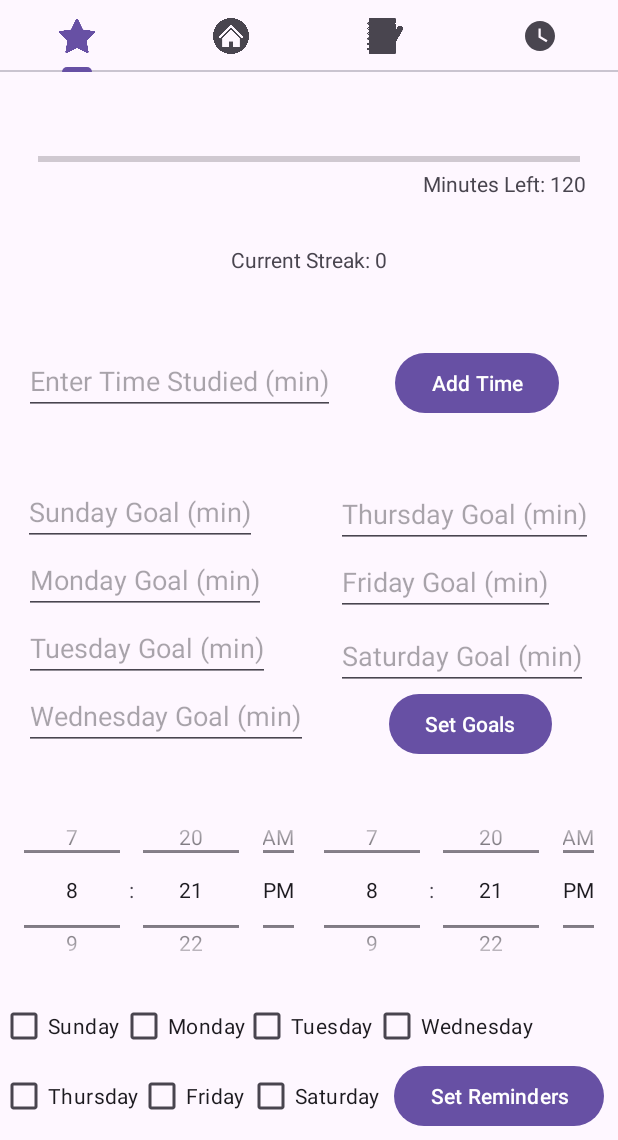
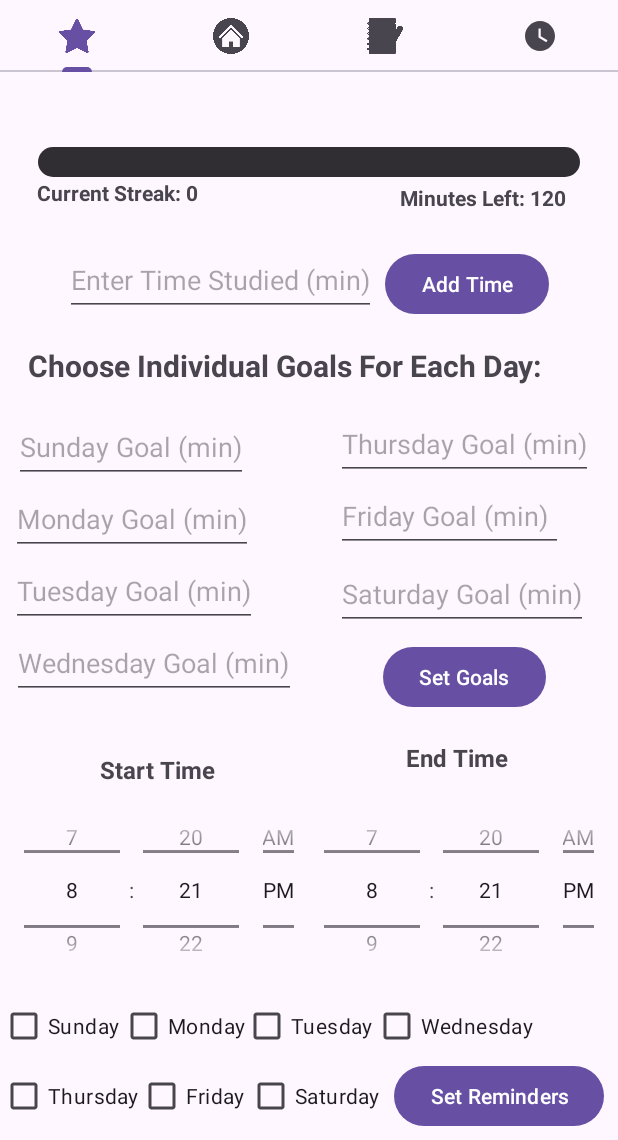
Before and after one commit to quantum-coders-hackathon/study-helper, an Android app: the screen it shows after launch (HomeActivity), after a tap on "Add Time", on a phone screen of 412 x 824 dp, the part 96-1236 px from its top. Run offline under Robolectric (Android 15) with nearby library versions, the phone set to English and light mode, and no system bars; 1 statement that could not run was skipped.

Commit message:
adjusted progress page layout

```diff
--- /dev/null
+++ b/app/src/main/res/drawable/progress_bar_custom.xml
@@ -0,0 +1,20 @@
+<?xml version="1.0" encoding="utf-8"?>
+
+    <layer-list xmlns:android="http://schemas.android.com/apk/res/android">
+        <item>
+
+            <shape android:shape="rectangle">
+                <corners android:radius="10dp" />
+                <solid android:color="#302E32" />
+            </shape>
+        </item>
+        <item android:id="@android:id/progress">
+
+            <clip>
+                <shape android:shape="rectangle">
+                    <corners android:radius="10dp" />
+                    <solid android:color="#c3b1e1" />
+                </shape>
+            </clip>
+        </item>
+    </layer-list>
--- a/app/src/main/res/layout/fragment_study_goal.xml
+++ b/app/src/main/res/layout/fragment_study_goal.xml
@@ -2,7 +2,7 @@
 <androidx.constraintlayout.widget.ConstraintLayout xmlns:android="http://schemas.android.com/apk/res/android"
     xmlns:app="http://schemas.android.com/apk/res-auto"
     xmlns:tools="http://schemas.android.com/tools"
-    android:id="@+id/saveReminderSettingsButton"
+
     android:layout_width="match_parent"
     android:layout_height="match_parent"
     tools:context=".ui.home_fragments.StudyGoalFragment">
@@ -20,32 +20,36 @@
         app:layout_constraintTop_toTopOf="parent"
         app:layout_constraintVertical_bias="0.829" />
 
+
     <ProgressBar
         android:id="@+id/progressBar"
         style="@style/Widget.AppCompat.ProgressBar.Horizontal"
         android:layout_width="match_parent"
-        android:layout_height="wrap_content"
+        android:layout_height="20dp"
         android:layout_marginLeft="25dp"
         android:layout_marginTop="50dp"
         android:layout_marginRight="25dp"
         android:max="100"
-        android:progressTint="#ADD8E6"
+        android:progressBackgroundTint="#302E32"
+        android:progressDrawable="@drawable/progress_bar_custom"
+        android:progressTint="#c3b1e1"
+        app:layout_constraintBottom_toTopOf="@+id/timeLeftTextView"
         app:layout_constraintEnd_toEndOf="parent"
+        app:layout_constraintHorizontal_bias="0.66"
         app:layout_constraintStart_toStartOf="parent"
         app:layout_constraintTop_toTopOf="parent" />
-
 
     <EditText
         android:id="@+id/timeInput"
         android:layout_width="wrap_content"
-        android:layout_height="wrap_content"
+        android:layout_height="48dp"
+        android:layout_marginStart="43dp"
+        android:layout_marginTop="24dp"
+        android:layout_marginBottom="19dp"
         android:hint="Enter Time Studied (min)"
-        app:layout_constraintBottom_toBottomOf="parent"
-        app:layout_constraintEnd_toEndOf="parent"
-        app:layout_constraintHorizontal_bias="0.077"
+        app:layout_constraintBottom_toTopOf="@+id/setDailyGoalsMins"
         app:layout_constraintStart_toStartOf="parent"
-        app:layout_constraintTop_toBottomOf="@+id/progressBar"
-        app:layout_constraintVertical_bias="0.195" />
+        app:layout_constraintTop_toBottomOf="@+id/streakTextView" />
 
     <Button
         android:id="@+id/addTimeButton"
@@ -54,31 +58,35 @@
         android:text="Add Time"
         app:layout_constraintBottom_toBottomOf="parent"
         app:layout_constraintEnd_toEndOf="parent"
+        app:layout_constraintHorizontal_bias="0.113"
         app:layout_constraintStart_toEndOf="@+id/timeInput"
         app:layout_constraintTop_toBottomOf="@+id/progressBar"
-        app:layout_constraintVertical_bias="0.196" />
+        app:layout_constraintVertical_bias="0.076" />
 
-    <LinearLayout
-        android:id="@+id/linearLayout4"
-        android:layout_width="match_parent"
-        android:layout_height="0dp"
-        android:orientation="horizontal"
-        app:layout_constraintEnd_toEndOf="parent"
-        app:layout_constraintHorizontal_bias="0.0"
-        app:layout_constraintStart_toStartOf="parent"
-        app:layout_constraintTop_toBottomOf="@+id/progressBar">
+<!--    <LinearLayout-->
+<!--        android:id="@+id/linearLayout4"-->
+<!--        android:layout_width="match_parent"-->
+<!--        android:layout_height="0dp"-->
+<!--        android:orientation="horizontal"-->
+<!--        app:layout_constraintEnd_toEndOf="parent"-->
+<!--        app:layout_constraintHorizontal_bias="0.0"-->
+<!--        app:layout_constraintStart_toStartOf="parent"-->
+<!--        app:layout_constraintTop_toBottomOf="@+id/progressBar">-->
 
-    </LinearLayout>
+<!--    </LinearLayout>-->
 
     <TextView
         android:id="@+id/streakTextView"
         android:layout_width="wrap_content"
         android:layout_height="wrap_content"
         android:text="Current Streak: 0"
+        android:textStyle="bold"
         app:layout_constraintBottom_toTopOf="@+id/timeInput"
         app:layout_constraintEnd_toEndOf="parent"
+        app:layout_constraintHorizontal_bias="0.082"
         app:layout_constraintStart_toStartOf="parent"
-        app:layout_constraintTop_toBottomOf="@+id/progressBar" />
+        app:layout_constraintTop_toBottomOf="@+id/progressBar"
+        app:layout_constraintVertical_bias="0.142" />
 
     <CheckBox
         android:id="@+id/reminderSunday"
@@ -180,50 +188,59 @@
         android:id="@+id/timeLeftTextView"
         android:layout_width="wrap_content"
         android:layout_height="wrap_content"
+        android:layout_marginTop="4dp"
+        android:layout_marginBottom="24dp"
         android:text="Minutes Left: 0"
-        app:layout_constraintBottom_toTopOf="@+id/streakTextView"
+        android:textStyle="bold"
+        app:layout_constraintBottom_toTopOf="@+id/addTimeButton"
         app:layout_constraintEnd_toEndOf="parent"
-        app:layout_constraintHorizontal_bias="0.929"
+        app:layout_constraintHorizontal_bias="0.885"
         app:layout_constraintStart_toStartOf="parent"
-        app:layout_constraintTop_toTopOf="@+id/progressBar"
-        app:layout_constraintVertical_bias="0.312" />
+        app:layout_constraintTop_toBottomOf="@+id/progressBar" />
 
     <EditText
         android:id="@+id/sundayGoal"
         android:layout_width="wrap_content"
-        android:layout_height="wrap_content"
-        android:layout_marginStart="16dp"
+        android:layout_height="48dp"
+        android:layout_marginStart="10dp"
         android:layout_marginTop="136dp"
-        android:layout_marginEnd="54dp"
+        android:layout_marginEnd="60dp"
         android:hint="Sunday Goal (min)"
         app:layout_constraintBottom_toTopOf="@+id/mondayGoal"
         app:layout_constraintEnd_toStartOf="@+id/thursdayGoal"
         app:layout_constraintStart_toStartOf="parent"
-        app:layout_constraintTop_toBottomOf="@+id/streakTextView" />
+        app:layout_constraintTop_toBottomOf="@+id/streakTextView"
+        app:layout_constraintVertical_bias="1.0" />
 
     <EditText
         android:id="@+id/mondayGoal"
         android:layout_width="wrap_content"
-        android:layout_height="wrap_content"
-        android:layout_marginStart="16dp"
+        android:layout_height="48dp"
+        android:layout_marginStart="8dp"
+        android:layout_marginEnd="56dp"
         android:hint="Monday Goal (min)"
+        app:layout_constraintBottom_toTopOf="@+id/tuesdayGoal"
+        app:layout_constraintEnd_toStartOf="@+id/fridayGoal"
         app:layout_constraintStart_toStartOf="parent"
         app:layout_constraintTop_toBottomOf="@+id/sundayGoal" />
 
     <EditText
         android:id="@+id/tuesdayGoal"
         android:layout_width="wrap_content"
-        android:layout_height="wrap_content"
-        android:layout_marginStart="16dp"
+        android:layout_height="48dp"
+        android:layout_marginStart="8dp"
+        android:layout_marginEnd="54dp"
         android:hint="Tuesday Goal (min)"
+        app:layout_constraintBottom_toTopOf="@+id/wednesdayGoal"
+        app:layout_constraintEnd_toStartOf="@+id/saturdayGoal"
         app:layout_constraintStart_toStartOf="parent"
         app:layout_constraintTop_toBottomOf="@+id/mondayGoal" />
 
     <EditText
         android:id="@+id/wednesdayGoal"
         android:layout_width="wrap_content"
-        android:layout_height="wrap_content"
-        android:layout_marginStart="16dp"
+        android:layout_height="48dp"
+        android:layout_marginStart="8dp"
         android:hint="Wednesday Goal (min)"
         app:layout_constraintStart_toStartOf="parent"
         app:layout_constraintTop_toBottomOf="@+id/tuesdayGoal" />
@@ -231,17 +248,17 @@
     <EditText
         android:id="@+id/thursdayGoal"
         android:layout_width="wrap_content"
-        android:layout_height="wrap_content"
+        android:layout_height="48dp"
         android:layout_marginStart="224dp"
-        android:layout_marginTop="272dp"
+        android:layout_marginTop="224dp"
         android:hint="Thursday Goal (min)"
         app:layout_constraintStart_toStartOf="parent"
         app:layout_constraintTop_toTopOf="parent" />
 
     <EditText
         android:id="@+id/fridayGoal"
-        android:layout_width="wrap_content"
-        android:layout_height="wrap_content"
+        android:layout_width="151dp"
+        android:layout_height="48dp"
         android:layout_marginStart="224dp"
         android:hint="Friday Goal (min)"
         app:layout_constraintStart_toStartOf="parent"
@@ -250,7 +267,7 @@
     <EditText
         android:id="@+id/saturdayGoal"
         android:layout_width="wrap_content"
-        android:layout_height="wrap_content"
+        android:layout_height="48dp"
         android:layout_marginStart="224dp"
         android:layout_marginTop="4dp"
         android:hint="Saturday Goal (min)"
@@ -269,9 +286,11 @@
         app:layout_constraintBottom_toTopOf="@+id/reminderStartTime"
         app:layout_constraintEnd_toEndOf="parent"
         app:layout_constraintStart_toEndOf="@+id/wednesdayGoal"
-        app:layout_constraintTop_toBottomOf="@+id/saturdayGoal" />
+        app:layout_constraintTop_toBottomOf="@+id/saturdayGoal"
+        app:layout_constraintVertical_bias="0.0" />
 
     <Button
+        android:id="@+id/saveReminderSettingsButton"
         android:layout_width="wrap_content"
         android:layout_height="wrap_content"
         android:text="Set Reminders"
@@ -282,5 +301,54 @@
         app:layout_constraintTop_toTopOf="parent"
         app:layout_constraintVertical_bias="0.992" />
 
+    <TextView
+        android:id="@+id/setDailyGoalsMins"
+        android:layout_width="367dp"
+        android:layout_height="33dp"
+        android:layout_marginStart="28dp"
+        android:layout_marginTop="18dp"
+        android:layout_marginEnd="36dp"
+        android:layout_marginBottom="9dp"
+        android:text="Choose Individual Goals For Each Day:"
+        android:textSize="20dp"
+        android:textStyle="bold"
+        app:layout_constraintBottom_toTopOf="@+id/thursdayGoal"
+        app:layout_constraintEnd_toEndOf="parent"
+        app:layout_constraintStart_toStartOf="parent"
+        app:layout_constraintTop_toBottomOf="@+id/addTimeButton" />
+
+    <TextView
+        android:id="@+id/startTimeText"
+        android:layout_width="wrap_content"
+        android:layout_height="wrap_content"
+        android:layout_marginTop="44dp"
+        android:layout_marginEnd="121dp"
+        android:layout_marginBottom="8dp"
+        android:text="Start Time"
+        android:textSize="16dp"
+        android:textStyle="bold"
+        app:layout_constraintBottom_toTopOf="@+id/reminderStartTime"
+        app:layout_constraintEnd_toEndOf="parent"
+        app:layout_constraintHorizontal_bias="0.313"
+        app:layout_constraintStart_toStartOf="parent"
+        app:layout_constraintTop_toBottomOf="@+id/wednesdayGoal" />
+
+    <TextView
+        android:id="@+id/endTimeText"
+        android:layout_width="wrap_content"
+        android:layout_height="wrap_content"
+        android:layout_marginStart="121dp"
+        android:layout_marginTop="35dp"
+        android:layout_marginBottom="8dp"
+        android:text="End Time"
+        android:textSize="16dp"
+        android:textStyle="bold"
+        app:layout_constraintBottom_toTopOf="@+id/reminderEndTime"
+        app:layout_constraintEnd_toEndOf="parent"
+        app:layout_constraintHorizontal_bias="0.671"
+        app:layout_constraintStart_toStartOf="parent"
+        app:layout_constraintTop_toBottomOf="@+id/setGoalsButton"
+        app:layout_constraintVertical_bias="1.0" />
+
 
 </androidx.constraintlayout.widget.ConstraintLayout>
```
